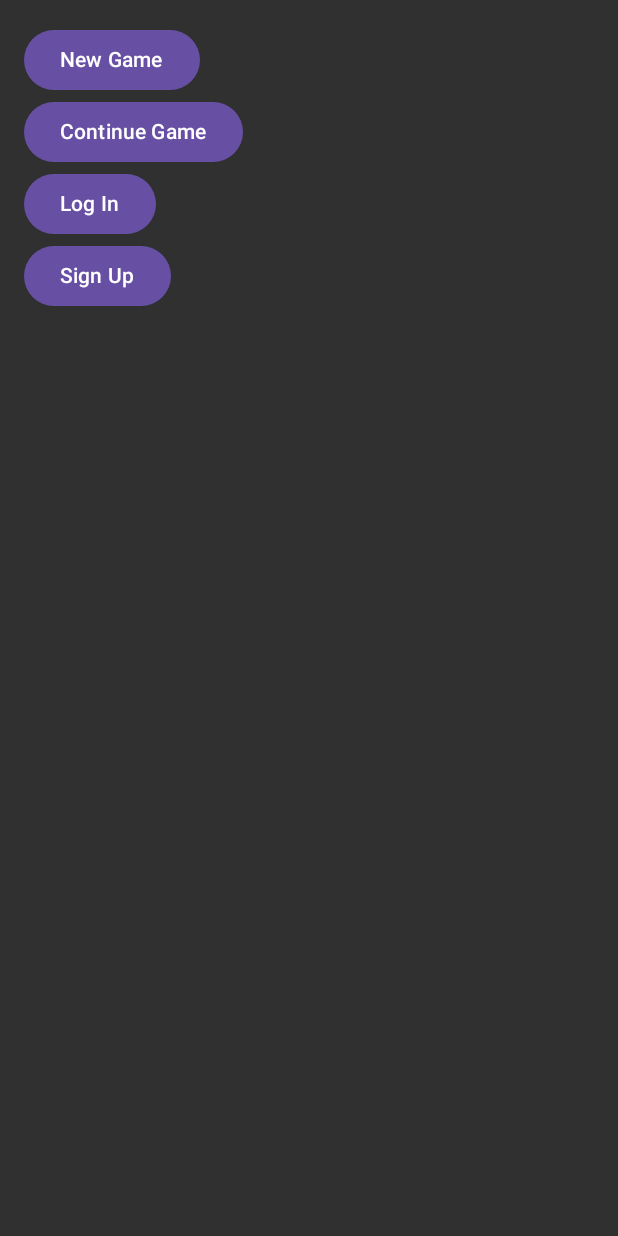
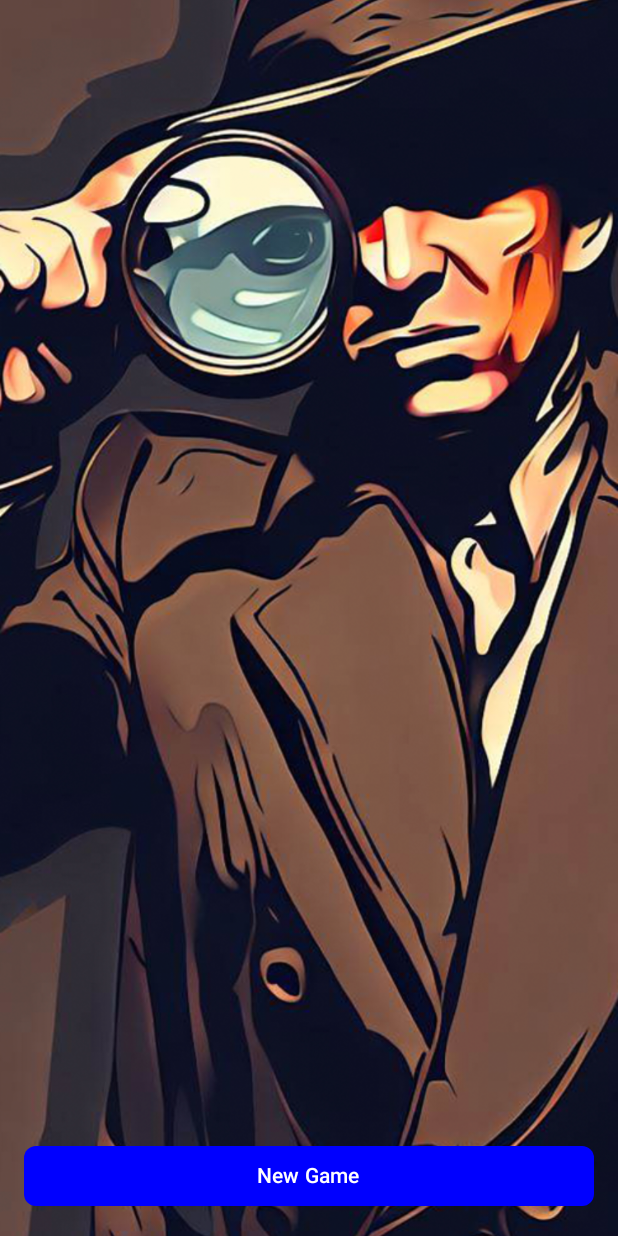
Before and after one commit to krist601/aiGame, an Android app built with Jetpack Compose: the screen it shows after launch (MainActivity), on a phone screen of 412 x 824 dp. Run offline under Robolectric (Android 15) with nearby library versions, the phone set to English and light mode, and no system bars; our stand-ins replace AdMob, Dagger/Hilt's generated code; pictures from the network do not load.

Commit message:
feat: new menu and background

```diff
--- a/app/src/main/java/com/example/aigame/ui/presentation/HomeMenuFragment.kt
+++ b/app/src/main/java/com/example/aigame/ui/presentation/HomeMenuFragment.kt
@@ -5,14 +5,26 @@ import androidx.fragment.app.Fragment
 import android.view.LayoutInflater
 import android.view.View
 import android.view.ViewGroup
+import androidx.compose.foundation.Image
+import androidx.compose.foundation.layout.Arrangement
+import androidx.compose.foundation.layout.Box
 import androidx.compose.foundation.layout.Column
+import androidx.compose.foundation.layout.fillMaxSize
+import androidx.compose.foundation.layout.fillMaxWidth
+import androidx.compose.foundation.layout.height
 import androidx.compose.foundation.layout.padding
 import androidx.compose.material3.Button
+import androidx.compose.material3.ButtonColors
+import androidx.compose.material3.ButtonDefaults
 import androidx.compose.material3.MaterialTheme
 import androidx.compose.material3.Text
 import androidx.compose.runtime.Composable
+import androidx.compose.ui.Alignment
 import androidx.compose.ui.Modifier
+import androidx.compose.ui.graphics.Color
+import androidx.compose.ui.layout.ContentScale
 import androidx.compose.ui.platform.ComposeView
+import androidx.compose.ui.res.painterResource
 import androidx.compose.ui.tooling.preview.Preview
 import androidx.compose.ui.unit.dp
 import com.example.aigame.R
@@ -39,8 +51,24 @@ class HomeMenuFragment : Fragment() {
 
     @Composable
     fun MainMenu(onNewGameClicked: () -> Unit, onContinueGameClicked: () -> Unit, onLoginClicked: () -> Unit, onSignUpClicked: () -> Unit) {
-        Column(modifier = Modifier.padding(16.dp)) {
-            Button(onClick = {
+        Box() {
+            Image(
+                painter = painterResource(id = R.drawable.detective_menu_background),
+                contentDescription = "desc",
+                modifier = Modifier.fillMaxSize(),
+                contentScale = ContentScale.Crop
+            )
+            Column(modifier = Modifier
+                .padding(16.dp)
+                .height(360.dp)
+                .align(Alignment.BottomCenter),
+                verticalArrangement = Arrangement.Bottom,
+            ) {
+                Button(
+                    modifier = Modifier.fillMaxWidth(),
+                    shape = MaterialTheme.shapes.small,
+                    colors = ButtonDefaults.buttonColors(Color.Blue),
+                    onClick = {
 
                     val fragment = QuestionFragment()
                     requireFragmentManager().beginTransaction()
@@ -50,7 +78,7 @@ class HomeMenuFragment : Fragment() {
                 }) {
                     Text("New Game")
                 }
-            Button(onClick = onContinueGameClicked) {
+                /*Button(onClick = onContinueGameClicked) {
                     Text("Continue Game")
                 }
                 Button(onClick = onLoginClicked) {
@@ -58,7 +86,9 @@ class HomeMenuFragment : Fragment() {
                 }
                 Button(onClick = onSignUpClicked) {
                     Text("Sign Up")
+                }*/
             }
+
         }
     }
 
```
Also changed, not shown: app/src/main/java/com/example/aigame/ui/presentation/QuestionFragment.kt (+8 -15 lines), app/src/main/res/raw/fingerprint_animation.json (added, +1 -0 lines), app/src/main/res/drawable/card.png (added), app/src/main/res/drawable/card_background.png (added), app/src/main/res/drawable/detective_background.png (added), app/src/main/res/drawable/detective_background_blur.png (added), app/src/main/res/drawable/detective_menu_background.png (added). Lines whose indentation alone changed are shown as unchanged.
